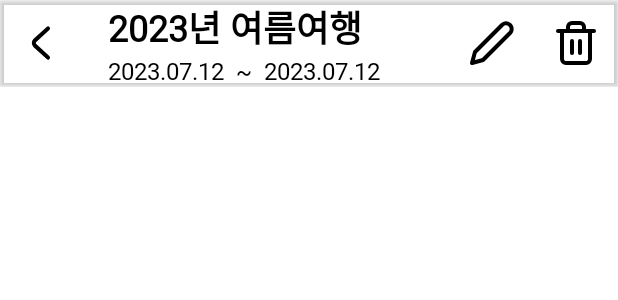
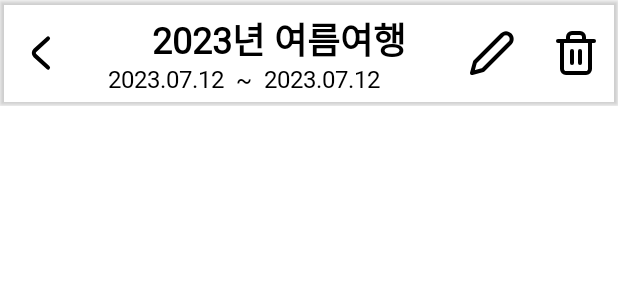
Before and after one commit to hsu-2023capston/triplan-app, an Android app: the layout toolbar_trip.xml on its own in the app's theme, with its tools: preview values and no code run, on a phone screen of 412 x 824 dp. Shown: the top 300 px of the screen. Run offline under Robolectric (Android 15) with nearby library versions, the phone set to English and light mode, and no system bars.

Commit message:
includeFontPadding 적용

```diff
--- a/app/src/main/res/layout/toolbar_trip.xml
+++ b/app/src/main/res/layout/toolbar_trip.xml
@@ -21,36 +21,65 @@
             android:layout_width="match_parent"
             android:layout_height="match_parent"
             android:orientation="vertical">
+            <FrameLayout
+                android:layout_width="wrap_content"
+                android:layout_height="wrap_content">
 
-            <TextView
-                style="@style/tv_24_bold_black"
-                android:layout_width="wrap_content"
-                android:layout_height="wrap_content"
-                android:gravity="center_vertical"
-                android:padding="0dp"
-                android:text="2023년 여름여행" />
+                <androidx.constraintlayout.widget.ConstraintLayout
+                    android:layout_width="wrap_content"
+                    android:layout_height="wrap_content"
+                    >
+
+                    <TextView
+                        android:id="@+id/textView19"
+                        style="@style/tv_24_bold_black"
+                        android:layout_width="wrap_content"
+                        android:layout_height="wrap_content"
+                        android:includeFontPadding="false"
+                        android:paddingTop="8dp"
+                        android:text="2023년 여름여행"
+                        app:layout_constraintBottom_toBottomOf="parent"
+                        app:layout_constraintEnd_toEndOf="parent"
+                        app:layout_constraintStart_toStartOf="parent"
+                        app:layout_constraintTop_toTopOf="parent" />
+
+                    <View
+                        android:layout_width="wrap_content"
+                        android:layout_height="20dp"
+                        app:layout_constraintBottom_toBottomOf="@+id/textView19"
+                        app:layout_constraintEnd_toEndOf="@+id/textView19"
+                        app:layout_constraintStart_toStartOf="@+id/textView19" />
+
+                </androidx.constraintlayout.widget.ConstraintLayout>
+            </FrameLayout>
+
+
 
             <LinearLayout
                 android:layout_width="match_parent"
                 android:layout_height="match_parent"
-                android:orientation="horizontal">
+                android:orientation="horizontal"
+                android:paddingBottom="8dp">
 
                 <TextView
                     style="@style/tv_16_semibold_black"
                     android:layout_width="wrap_content"
                     android:layout_height="wrap_content"
+                    android:includeFontPadding="false"
                     android:text="2023.07.12" />
 
                 <TextView
                     style="@style/tv_16_semibold_black"
                     android:layout_width="wrap_content"
                     android:layout_height="wrap_content"
+                    android:includeFontPadding="false"
                     android:text="  ~  " />
 
                 <TextView
                     style="@style/tv_16_semibold_black"
                     android:layout_width="wrap_content"
                     android:layout_height="wrap_content"
+                    android:includeFontPadding="false"
                     android:text="2023.07.12" />
 
             </LinearLayout>
```
